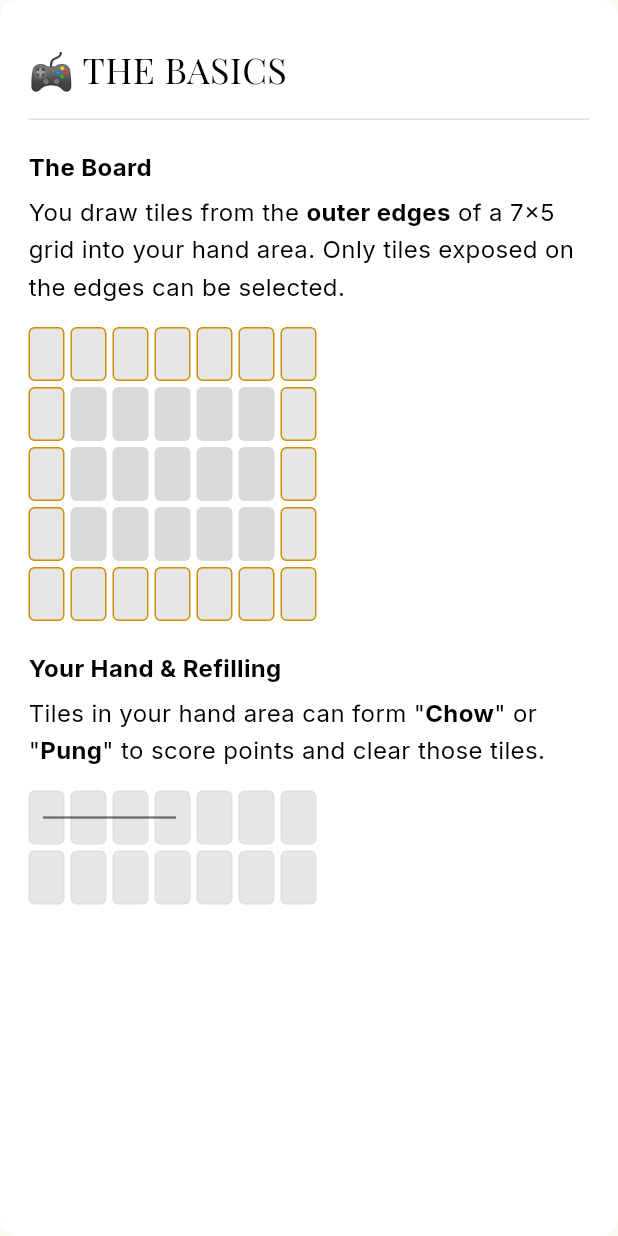
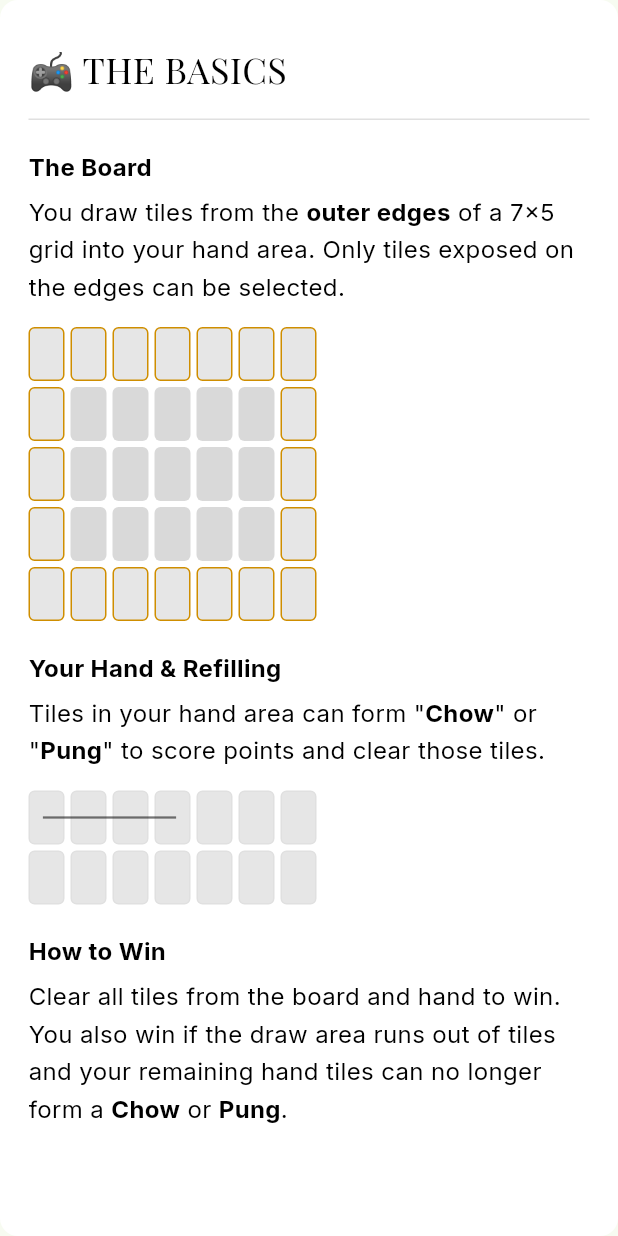
Before and after one commit to srilankasair-cmyk/mahjong-match, a Flutter app: the _BasicsCard widget shown alone on an empty page, opened directly, on a phone screen of 412 x 824 dp. Run offline on Flutter 3.47's test engine with Material 3 defaults, Android fonts, the phone set to English and light mode, and no system bars; our stand-ins replace audioplayers, google_fonts, shared_preferences; accounts and stored records are empty.

Commit message:
feat: add max width, new win condition, and updated rules
- Constrain result and rules pages to 480px max width (centered on wide screens)
- Add new victory condition: win when pool/board exhausted and hand cannot form any Chow or Pung
- Add "How to Win" section to rules describing both win conditions

Co-Authored-By: Claude Opus 4.6 <noreply@anthropic.com>

```diff
--- a/lib/screens/rules_screen.dart
+++ b/lib/screens/rules_screen.dart
@@ -97,6 +97,9 @@ class _RulesFullDialog extends StatelessWidget {
     return Dialog.fullscreen(
       backgroundColor: _kPageBg,
       child: SafeArea(
+        child: Center(
+          child: ConstrainedBox(
+            constraints: const BoxConstraints(maxWidth: 480),
             child: Column(
               children: [
                 const _RulesHeader(),
@@ -119,6 +122,8 @@ class _RulesFullDialog extends StatelessWidget {
                   ),
                 ),
               ],
+            ),
+          ),
         ),
       ),
     );
@@ -242,6 +247,21 @@ class _BasicsCard extends StatelessWidget {
         const SizedBox(height: 14),
         // Hand slot diagram
         const _HandDiagram(),
+        const SizedBox(height: 20),
+
+        // ── How to Win ──
+        Text('How to Win',
+            style: GoogleFonts.inter(fontSize: 16, fontWeight: FontWeight.w700, color: _kText)),
+        const SizedBox(height: 6),
+        Text.rich(
+          TextSpan(style: body, children: [
+            const TextSpan(text: 'Clear all tiles from the board and hand to win. You also win if the draw area runs out of tiles and your remaining hand tiles can no longer form a '),
+            TextSpan(text: 'Chow', style: bold),
+            const TextSpan(text: ' or '),
+            TextSpan(text: 'Pung', style: bold),
+            const TextSpan(text: '.'),
+          ]),
+        ),
       ],
     );
   }
```
Also changed, not shown: lib/controllers/game_controller.dart (+34 -3 lines), lib/screens/result_screen.dart (+10 -5 lines). Lines whose indentation alone changed are shown as unchanged.
